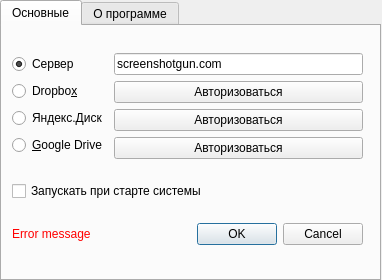
This is ui/Settings.ui in ismd/screenshotgun as Qt 5 draws it before an edit. The edited form follows.
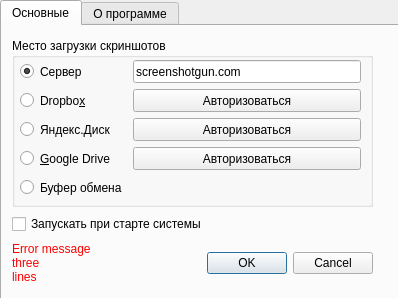
This is the edited form.

Commit message: Copy screenshot to clipboard

Diff of the .ui file:
```diff
--- a/ui/Settings.ui
+++ b/ui/Settings.ui
@@ -6,8 +6,8 @@
    <rect>
     <x>0</x>
     <y>0</y>
-    <width>382</width>
-    <height>280</height>
+    <width>398</width>
+    <height>298</height>
    </rect>
   </property>
   <property name="sizePolicy">
@@ -24,8 +24,8 @@
     <rect>
      <x>0</x>
      <y>0</y>
-     <width>381</width>
-     <height>281</height>
+     <width>401</width>
+     <height>301</height>
     </rect>
    </property>
    <property name="currentIndex">
@@ -35,22 +35,56 @@
     <attribute name="title">
      <string>Основные</string>
     </attribute>
-    <widget class="QWidget" name="">
+    <widget class="QWidget" name="layoutWidget">
      <property name="geometry">
       <rect>
        <x>10</x>
        <y>11</y>
-       <width>351</width>
-       <height>226</height>
+       <width>361</width>
+       <height>251</height>
       </rect>
      </property>
      <layout class="QVBoxLayout" name="verticalLayout_4">
       <item>
-       <layout class="QGridLayout" name="gridLayout">
-        <item row="0" column="0" rowspan="4">
+       <widget class="QGroupBox" name="groupBox">
+        <property name="sizePolicy">
+         <sizepolicy hsizetype="Preferred" vsizetype="MinimumExpanding">
+          <horstretch>0</horstretch>
+          <verstretch>0</verstretch>
+         </sizepolicy>
+        </property>
+        <property name="maximumSize">
+         <size>
+          <width>16777215</width>
+          <height>169</height>
+         </size>
+        </property>
+        <property name="title">
+         <string>Место загрузки скриншотов</string>
+        </property>
+        <widget class="QWidget" name="">
+         <property name="geometry">
+          <rect>
+           <x>8</x>
+           <y>22</y>
+           <width>341</width>
+           <height>141</height>
+          </rect>
+         </property>
+         <layout class="QHBoxLayout" name="horizontalLayout_3">
+          <item>
          <layout class="QVBoxLayout" name="verticalLayout">
+            <property name="spacing">
+             <number>6</number>
+            </property>
           <item>
            <widget class="QRadioButton" name="radioButtonServer">
+              <property name="minimumSize">
+               <size>
+                <width>0</width>
+                <height>23</height>
+               </size>
+              </property>
             <property name="text">
              <string>Сервер</string>
             </property>
@@ -64,6 +98,12 @@
             <property name="enabled">
              <bool>true</bool>
             </property>
+              <property name="minimumSize">
+               <size>
+                <width>0</width>
+                <height>23</height>
+               </size>
+              </property>
             <property name="text">
              <string>Dropbo&amp;x</string>
             </property>
@@ -74,6 +114,12 @@
             <property name="enabled">
              <bool>true</bool>
             </property>
+              <property name="minimumSize">
+               <size>
+                <width>0</width>
+                <height>23</height>
+               </size>
+              </property>
             <property name="text">
              <string>Яндекс.Диск</string>
             </property>
@@ -84,15 +130,48 @@
             <property name="enabled">
              <bool>true</bool>
             </property>
+              <property name="minimumSize">
+               <size>
+                <width>0</width>
+                <height>23</height>
+               </size>
+              </property>
             <property name="text">
              <string>&amp;Google Drive</string>
             </property>
            </widget>
           </item>
-         </layout>
-        </item>
-        <item row="0" column="1">
+            <item>
+             <widget class="QRadioButton" name="radioButtonClipboard">
+              <property name="enabled">
+               <bool>true</bool>
+              </property>
+              <property name="minimumSize">
+               <size>
+                <width>0</width>
+                <height>23</height>
+               </size>
+              </property>
+              <property name="text">
+               <string>Буфер обмена</string>
+              </property>
+             </widget>
+            </item>
+           </layout>
+          </item>
+          <item>
+           <layout class="QVBoxLayout" name="verticalLayout_6">
+            <property name="spacing">
+             <number>6</number>
+            </property>
+            <item>
          <widget class="QLineEdit" name="serverEdit">
+              <property name="maximumSize">
+               <size>
+                <width>16777215</width>
+                <height>23</height>
+               </size>
+              </property>
           <property name="text">
            <string>screenshotgun.com</string>
           </property>
@@ -101,28 +180,66 @@
           </property>
          </widget>
         </item>
-        <item row="1" column="1">
+            <item>
          <widget class="QPushButton" name="authDropbox">
+              <property name="maximumSize">
+               <size>
+                <width>16777215</width>
+                <height>23</height>
+               </size>
+              </property>
           <property name="text">
            <string>Авторизоваться</string>
           </property>
          </widget>
         </item>
-        <item row="2" column="1">
+            <item>
          <widget class="QPushButton" name="authYandex">
+              <property name="maximumSize">
+               <size>
+                <width>16777215</width>
+                <height>23</height>
+               </size>
+              </property>
           <property name="text">
            <string>Авторизоваться</string>
           </property>
          </widget>
         </item>
-        <item row="3" column="1">
+            <item>
          <widget class="QPushButton" name="authGoogle">
+              <property name="maximumSize">
+               <size>
+                <width>16777215</width>
+                <height>23</height>
+               </size>
+              </property>
           <property name="text">
            <string>Авторизоваться</string>
           </property>
          </widget>
         </item>
-       </layout>
+            <item>
+             <spacer name="verticalSpacer">
+              <property name="orientation">
+               <enum>Qt::Vertical</enum>
+              </property>
+              <property name="sizeType">
+               <enum>QSizePolicy::Maximum</enum>
+              </property>
+              <property name="sizeHint" stdset="0">
+               <size>
+                <width>20</width>
+                <height>28</height>
+               </size>
+              </property>
+             </spacer>
+            </item>
+           </layout>
+          </item>
+         </layout>
+        </widget>
+       </widget>
       </item>
       <item>
        <widget class="QCheckBox" name="autoStartupCheckBox">
@@ -139,11 +256,23 @@
            <bool>true</bool>
           </property>
           <property name="sizePolicy">
-           <sizepolicy hsizetype="Preferred" vsizetype="Preferred">
+           <sizepolicy hsizetype="Maximum" vsizetype="Preferred">
             <horstretch>0</horstretch>
             <verstretch>0</verstretch>
            </sizepolicy>
           </property>
+          <property name="minimumSize">
+           <size>
+            <width>0</width>
+            <height>45</height>
+           </size>
+          </property>
+          <property name="maximumSize">
+           <size>
+            <width>16777215</width>
+            <height>45</height>
+           </size>
+          </property>
           <property name="palette">
            <palette>
             <active>
@@ -185,7 +314,7 @@
            <bool>false</bool>
           </property>
           <property name="text">
-           <string>Error message</string>
+           <string>Error message&lt;br&gt;three&lt;br&gt;lines</string>
           </property>
           <property name="wordWrap">
            <bool>true</bool>
```
Lines whose indentation alone changed are shown as unchanged. The commit also changes 6 other files.
